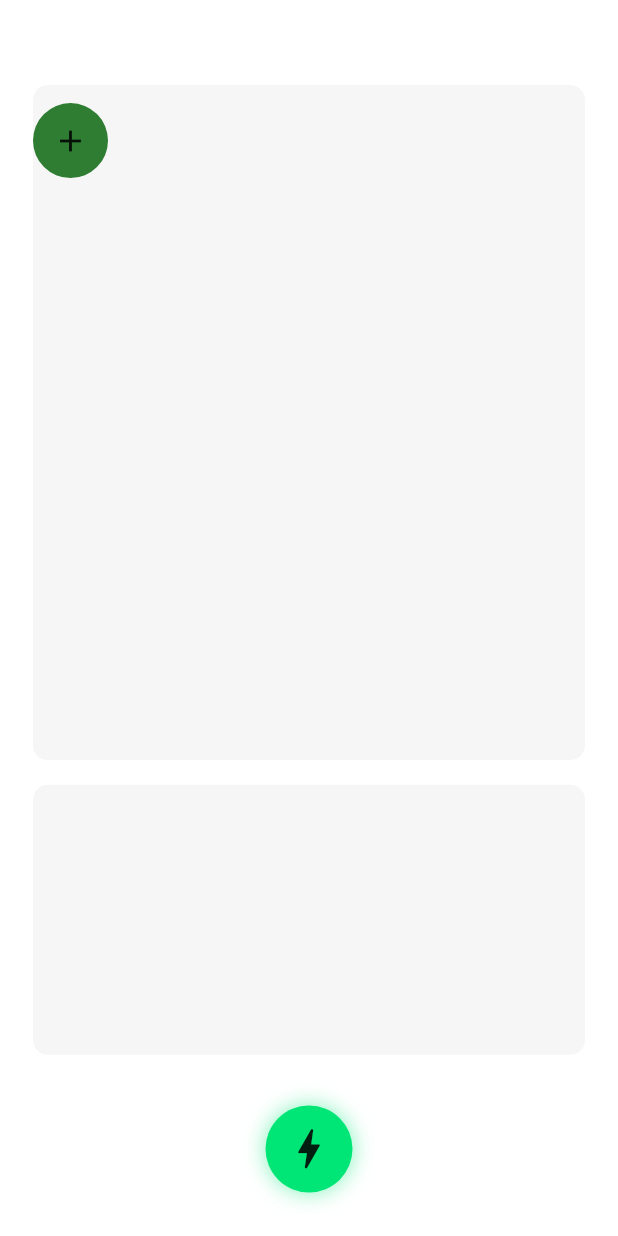
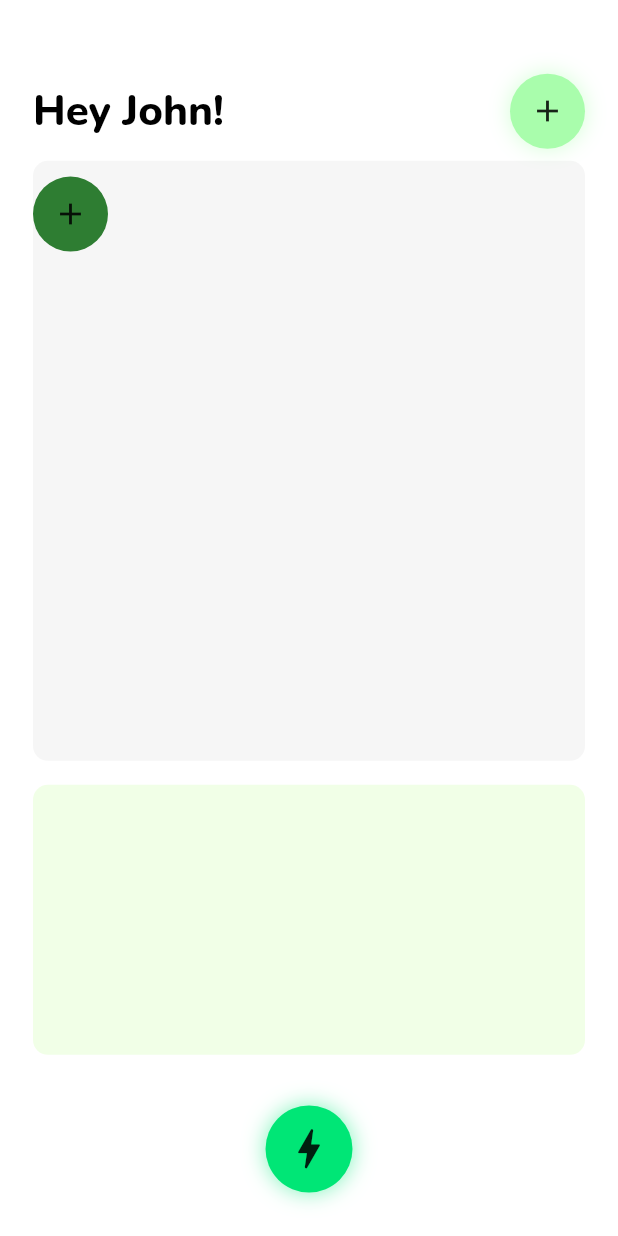
Before and after one commit to th8m0z/hackatum21, a Flutter app: the screen it shows after launch, on a phone screen of 412 x 824 dp. Run offline on Flutter 3.47's test engine with Material 2 defaults, Android fonts, the light colour scheme and no system bars; our stand-ins replace dio, google_fonts, image_picker, simple_animations.

Commit message:
data format

```diff
--- a/frontend/hackatumapp/lib/main.dart
+++ b/frontend/hackatumapp/lib/main.dart
@@ -1,4 +1,5 @@
 import 'package:flutter/material.dart';
+import 'package:google_fonts/google_fonts.dart';
 import 'package:hackatumapp/screens/home.dart';
 
 void main() {
@@ -24,8 +25,17 @@ class MyApp extends StatelessWidget {
           // Notice that the counter didn't reset back to zero; the application
           // is not restarted.
           backgroundColor: Color(0xFFF1FFE7),
-        primarySwatch: Colors.blue,
+          primaryColorLight: Color(0XFFA9FDAC),
+          primaryColor: Color(0xFF44CF6C),
+          primaryColorDark: Color(0xFF32A287),
+          highlightColor: Color(0xFF6C464E),
+          textTheme: TextTheme(
+            headline1: GoogleFonts.nunito(
+              fontWeight: FontWeight.w800,
+              fontSize: 28,
+              color: Colors.black,
             ),
+          )),
       home: Home(),
     );
   }
--- a/frontend/hackatumapp/lib/screens/home.dart
+++ b/frontend/hackatumapp/lib/screens/home.dart
@@ -1,5 +1,5 @@
 import 'package:flutter/material.dart';
-import 'package:hackatumapp/services/ml_vision_service.dart';
+import 'package:google_fonts/google_fonts.dart';
 import 'package:hackatumapp/views/fridge.dart';
 import 'package:hackatumapp/widgets/button.dart';
 import 'package:image_picker/image_picker.dart';
@@ -28,8 +28,6 @@ class _HomeState extends State<Home> {
                   final ImagePicker _picker = ImagePicker();
                   XFile image =
                       await _picker.pickImage(source: ImageSource.gallery);
-                  String receiptText =
-                      await VisionService.processImage(image.path);
                   print("receiptText");
                 },
                 child: Icon(
@@ -44,9 +42,9 @@ class _HomeState extends State<Home> {
               ),
             ),
             Align(
-              alignment: Alignment(0, -0.9),
+              alignment: Alignment(0, -0.65),
               child: Container(
-                height: 450,
+                height: 400,
                 decoration: BoxDecoration(
                   borderRadius: BorderRadius.circular(10),
                   color: Colors.black.withOpacity(0.035),
@@ -60,10 +58,34 @@ class _HomeState extends State<Home> {
                 height: 180,
                 decoration: BoxDecoration(
                   borderRadius: BorderRadius.circular(10),
-                  color: Colors.black.withOpacity(0.035),
+                  color: Theme.of(context).backgroundColor,
+                  // Colors.black.withOpacity(0.035),
                 ),
               ),
-            )
+            ),
+            Align(
+              alignment: Alignment(0, -0.975),
+              child: Container(
+                child: Row(
+                  mainAxisAlignment: MainAxisAlignment.spaceBetween,
+                  children: [
+                    Text(
+                      "Hey John!",
+                      style: Theme.of(context).textTheme.headline1,
+                    ),
+                    Button(
+                      hasBoxshadow: true,
+                      opacityOnly: true,
+                      borderRadius: 100,
+                      color: Theme.of(context).primaryColorLight,
+                      child: Icon(Icons.add),
+                      height: 50,
+                      width: 50,
+                    ),
+                  ],
+                ),
+              ),
+            ),
           ],
         ),
       ),
--- a/frontend/hackatumapp/pubspec.yaml
+++ b/frontend/hackatumapp/pubspec.yaml
@@ -37,7 +37,6 @@ dependencies:
   simple_animations: ^2.5.1
   google_fonts: ^2.1.0
   image_picker: ^0.8.4+4
-  google_ml_vision: ^0.0.7
   dio: ^4.0.3
 
 dev_dependencies:
```
Also changed, not shown: frontend/hackatumapp/lib/services/data_format.dart (added, +112 -0 lines), frontend/hackatumapp/lib/services/ml_vision_service.dart (deleted, +0 -33 lines), frontend/hackatumapp/pubspec.lock, 3 other files. Lines whose indentation alone changed are shown as unchanged.
